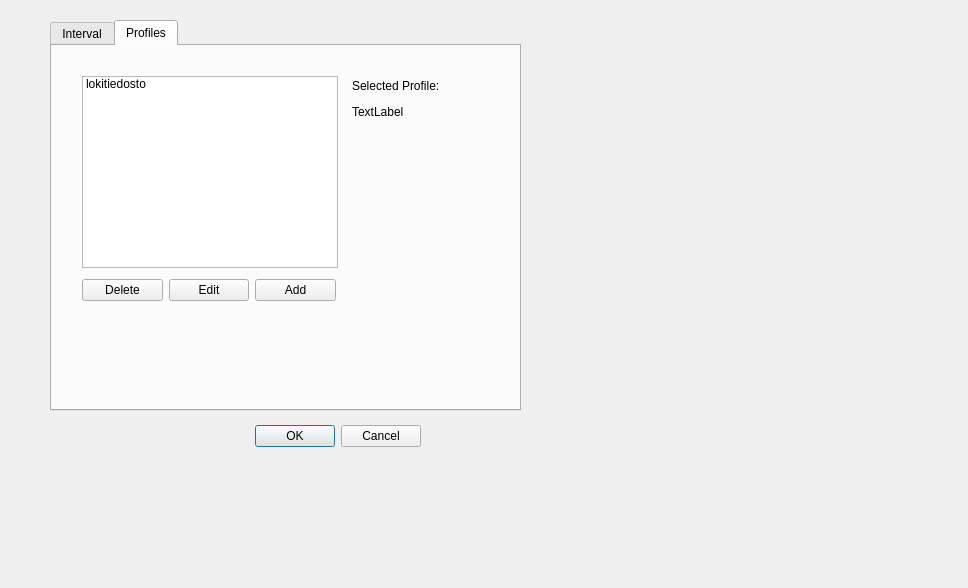
The window that settingswindow.ui (Brebl/Pop-up-Memo) describes before a commit, drawn with Qt 5.
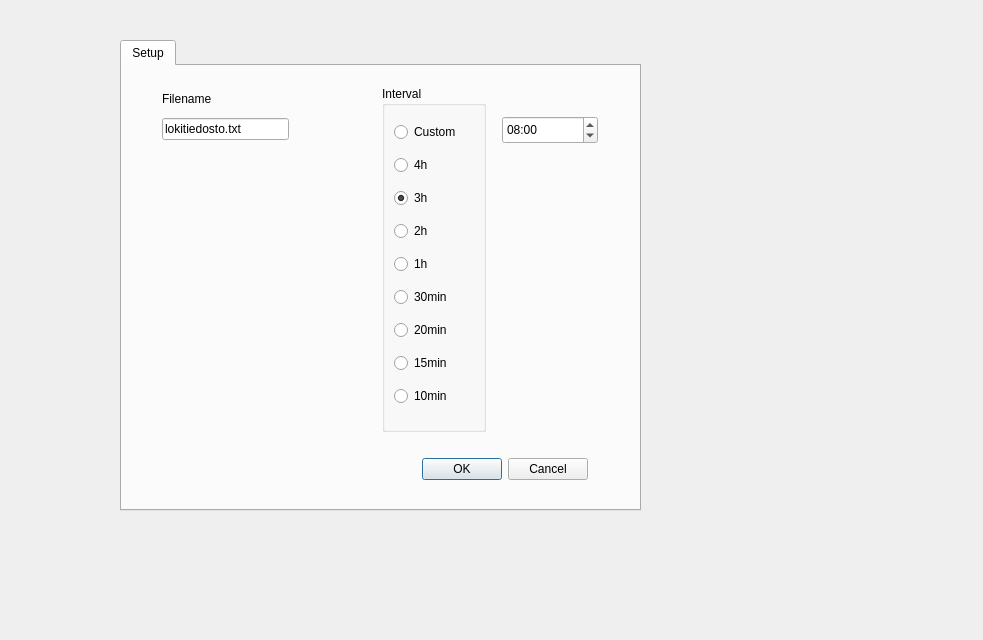
The same window after the commit.

Commit message: modified: interval times added: QSettings

```diff
--- a/settingswindow.ui
+++ b/settingswindow.ui
@@ -6,50 +6,34 @@
    <rect>
     <x>0</x>
     <y>0</y>
-    <width>968</width>
-    <height>588</height>
+    <width>983</width>
+    <height>640</height>
    </rect>
   </property>
   <property name="windowTitle">
    <string>Settings</string>
   </property>
-  <widget class="QDialogButtonBox" name="buttonBox">
-   <property name="geometry">
-    <rect>
-     <x>80</x>
-     <y>420</y>
-     <width>341</width>
-     <height>32</height>
-    </rect>
-   </property>
-   <property name="orientation">
-    <enum>Qt::Horizontal</enum>
-   </property>
-   <property name="standardButtons">
-    <set>QDialogButtonBox::Cancel|QDialogButtonBox::Ok</set>
-   </property>
-  </widget>
   <widget class="QTabWidget" name="tabWidget">
    <property name="geometry">
     <rect>
-     <x>50</x>
-     <y>20</y>
-     <width>471</width>
-     <height>391</height>
+     <x>120</x>
+     <y>40</y>
+     <width>521</width>
+     <height>471</height>
     </rect>
    </property>
    <property name="currentIndex">
-    <number>1</number>
+    <number>0</number>
    </property>
    <widget class="QWidget" name="tab">
     <attribute name="title">
-     <string>Interval</string>
+     <string>Setup</string>
     </attribute>
     <widget class="QGroupBox" name="intervalBox">
      <property name="geometry">
       <rect>
-       <x>10</x>
-       <y>10</y>
+       <x>260</x>
+       <y>20</y>
        <width>104</width>
        <height>346</height>
       </rect>
@@ -68,6 +52,32 @@
         </attribute>
        </widget>
       </item>
+      <item>
+       <widget class="QRadioButton" name="radioButton_4h">
+        <property name="text">
+         <string>4h</string>
+        </property>
+        <attribute name="buttonGroup">
+         <string notr="true">buttonGroup</string>
+        </attribute>
+       </widget>
+      </item>
+      <item>
+       <widget class="QRadioButton" name="radioButton_3h">
+        <property name="text">
+         <string>3h</string>
+        </property>
+        <property name="checkable">
+         <bool>true</bool>
+        </property>
+        <property name="checked">
+         <bool>true</bool>
+        </property>
+        <attribute name="buttonGroup">
+         <string notr="true">buttonGroup</string>
+        </attribute>
+       </widget>
+      </item>
       <item>
        <widget class="QRadioButton" name="radioButton_2h">
         <property name="text">
@@ -83,12 +93,6 @@
         <property name="text">
          <string>1h</string>
         </property>
-        <property name="checkable">
-         <bool>true</bool>
-        </property>
-        <property name="checked">
-         <bool>true</bool>
-        </property>
         <attribute name="buttonGroup">
          <string notr="true">buttonGroup</string>
         </attribute>
@@ -134,10 +138,35 @@
         </attribute>
        </widget>
       </item>
+     </layout>
+    </widget>
+    <widget class="QDialogButtonBox" name="buttonBox">
+     <property name="geometry">
+      <rect>
+       <x>300</x>
+       <y>390</y>
+       <width>166</width>
+       <height>27</height>
+      </rect>
+     </property>
+     <property name="standardButtons">
+      <set>QDialogButtonBox::Cancel|QDialogButtonBox::Ok</set>
+     </property>
+    </widget>
+    <widget class="QWidget" name="">
+     <property name="geometry">
+      <rect>
+       <x>40</x>
+       <y>20</y>
+       <width>127</width>
+       <height>54</height>
+      </rect>
+     </property>
+     <layout class="QVBoxLayout" name="verticalLayout">
       <item>
-       <widget class="QRadioButton" name="radioButton_5m">
+       <widget class="QLabel" name="label">
         <property name="text">
-         <string>5min</string>
+         <string>Filename</string>
         </property>
         <attribute name="buttonGroup">
          <string notr="true">buttonGroup</string>
@@ -145,9 +174,9 @@
        </widget>
       </item>
       <item>
-       <widget class="QRadioButton" name="radioButton_1m">
+       <widget class="QLineEdit" name="filename">
         <property name="text">
-         <string>1min</string>
+         <string>lokitiedosto.txt</string>
         </property>
         <attribute name="buttonGroup">
          <string notr="true">buttonGroup</string>
@@ -159,8 +188,8 @@
     <widget class="QTimeEdit" name="timeEdit">
      <property name="geometry">
       <rect>
-       <x>150</x>
-       <y>40</y>
+       <x>380</x>
+       <y>50</y>
        <width>96</width>
        <height>28</height>
       </rect>
@@ -180,88 +209,6 @@
      </property>
     </widget>
    </widget>
-   <widget class="QWidget" name="tab_2">
-    <attribute name="title">
-     <string>Profiles</string>
-    </attribute>
-    <widget class="QListWidget" name="listWidget">
-     <property name="geometry">
-      <rect>
-       <x>30</x>
-       <y>30</y>
-       <width>256</width>
-       <height>192</height>
-      </rect>
-     </property>
-     <item>
-      <property name="text">
-       <string>lokitiedosto</string>
-      </property>
-      <property name="flags">
-       <set>ItemIsSelectable|ItemIsEditable|ItemIsDragEnabled|ItemIsEnabled</set>
-      </property>
-     </item>
-    </widget>
-    <widget class="QWidget" name="">
-     <property name="geometry">
-      <rect>
-       <x>300</x>
-       <y>30</y>
-       <width>161</width>
-       <height>46</height>
-      </rect>
-     </property>
-     <layout class="QVBoxLayout" name="verticalLayout_3">
-      <item>
-       <widget class="QLabel" name="label_3">
-        <property name="text">
-         <string>Selected Profile:</string>
-        </property>
-       </widget>
-      </item>
-      <item>
-       <widget class="QLabel" name="current_profile">
-        <property name="text">
-         <string>TextLabel</string>
-        </property>
-       </widget>
-      </item>
-     </layout>
-    </widget>
-    <widget class="QWidget" name="">
-     <property name="geometry">
-      <rect>
-       <x>30</x>
-       <y>230</y>
-       <width>254</width>
-       <height>29</height>
-      </rect>
-     </property>
-     <layout class="QHBoxLayout" name="horizontalLayout">
-      <item>
-       <widget class="QPushButton" name="profileDelete">
-        <property name="text">
-         <string>Delete</string>
-        </property>
-       </widget>
-      </item>
-      <item>
-       <widget class="QPushButton" name="profileEdit">
-        <property name="text">
-         <string>Edit</string>
-        </property>
-       </widget>
-      </item>
-      <item>
-       <widget class="QPushButton" name="profileAdd">
-        <property name="text">
-         <string>Add</string>
-        </property>
-       </widget>
-      </item>
-     </layout>
-    </widget>
-   </widget>
   </widget>
  </widget>
  <resources/>
```
Left out of the diff: 22 changed lines with no effect on the pictures. The commit also changes 7 other files.
